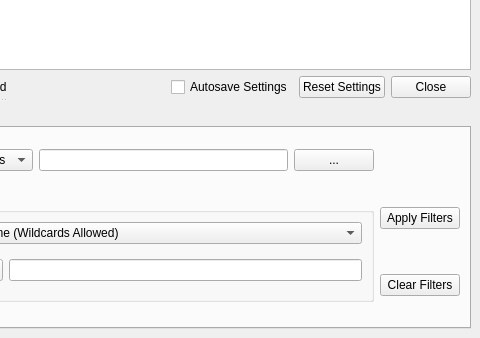
scribusproject/scribus, file scribus/plugins/picbrowser/picturebrowser.ui: the form before one commit; both pictures show x 487 to 967 and y 144 to 482 of the 967 by 482 pixel window.
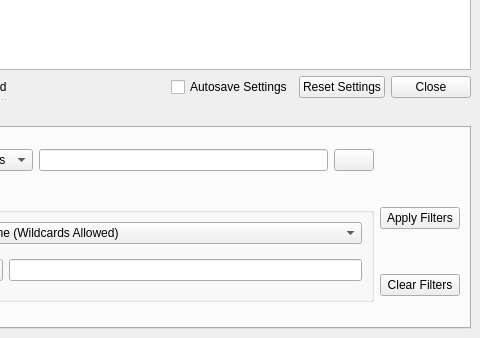
The form after the commit. The open tabs and pages were chosen to show the change. Custom widgets are drawn as their Qt base class.

The edit to the form file:
```diff
--- a/scribus/plugins/picbrowser/picturebrowser.ui
+++ b/scribus/plugins/picbrowser/picturebrowser.ui
@@ -1295,9 +1295,6 @@
               <property name="toolTip">
                <string>Select a directory</string>
               </property>
-              <property name="text">
-               <string>...</string>
-              </property>
              </widget>
             </item>
            </layout>
```
